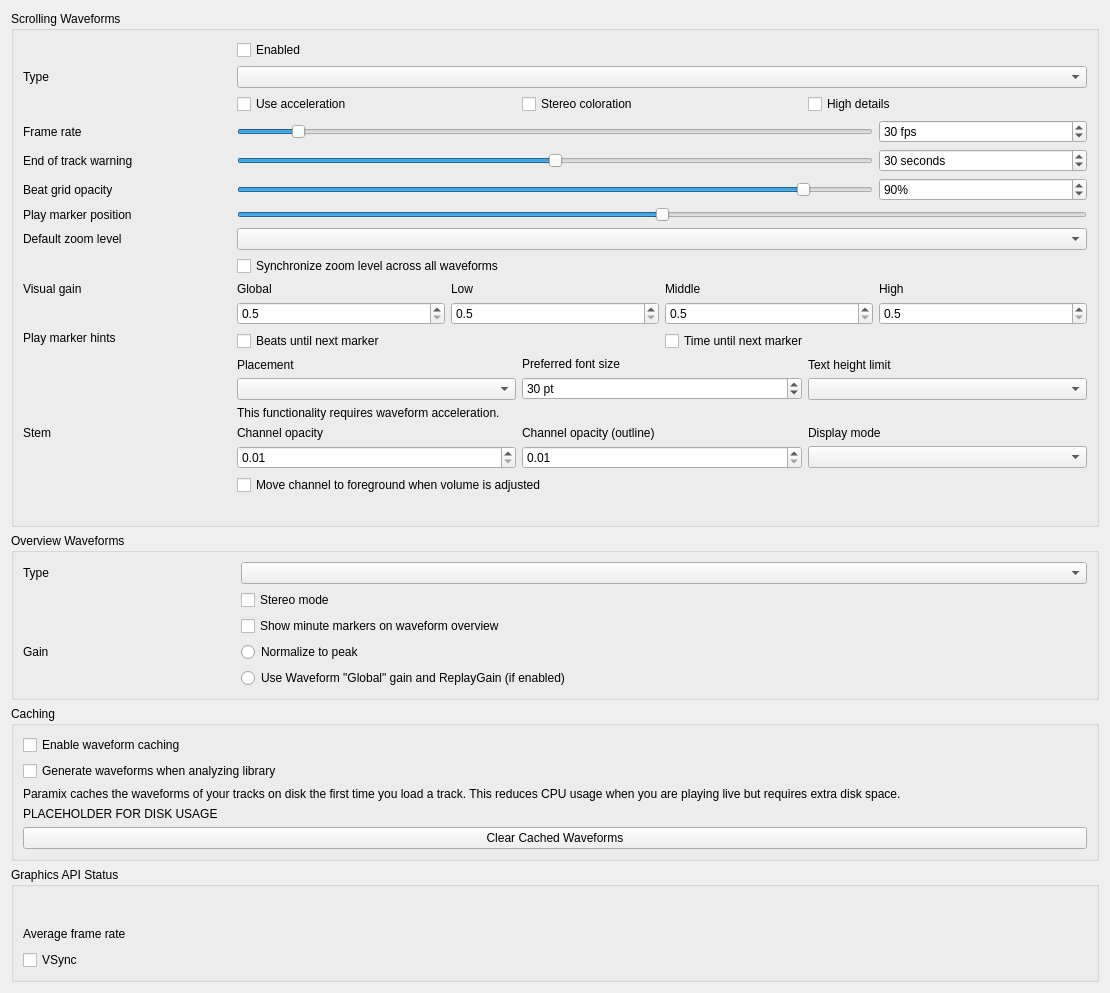
Above: src/preferences/dialog/dlgprefwaveformdlg.ui from christianstuart/paramix before the change. Below: the same form after it.
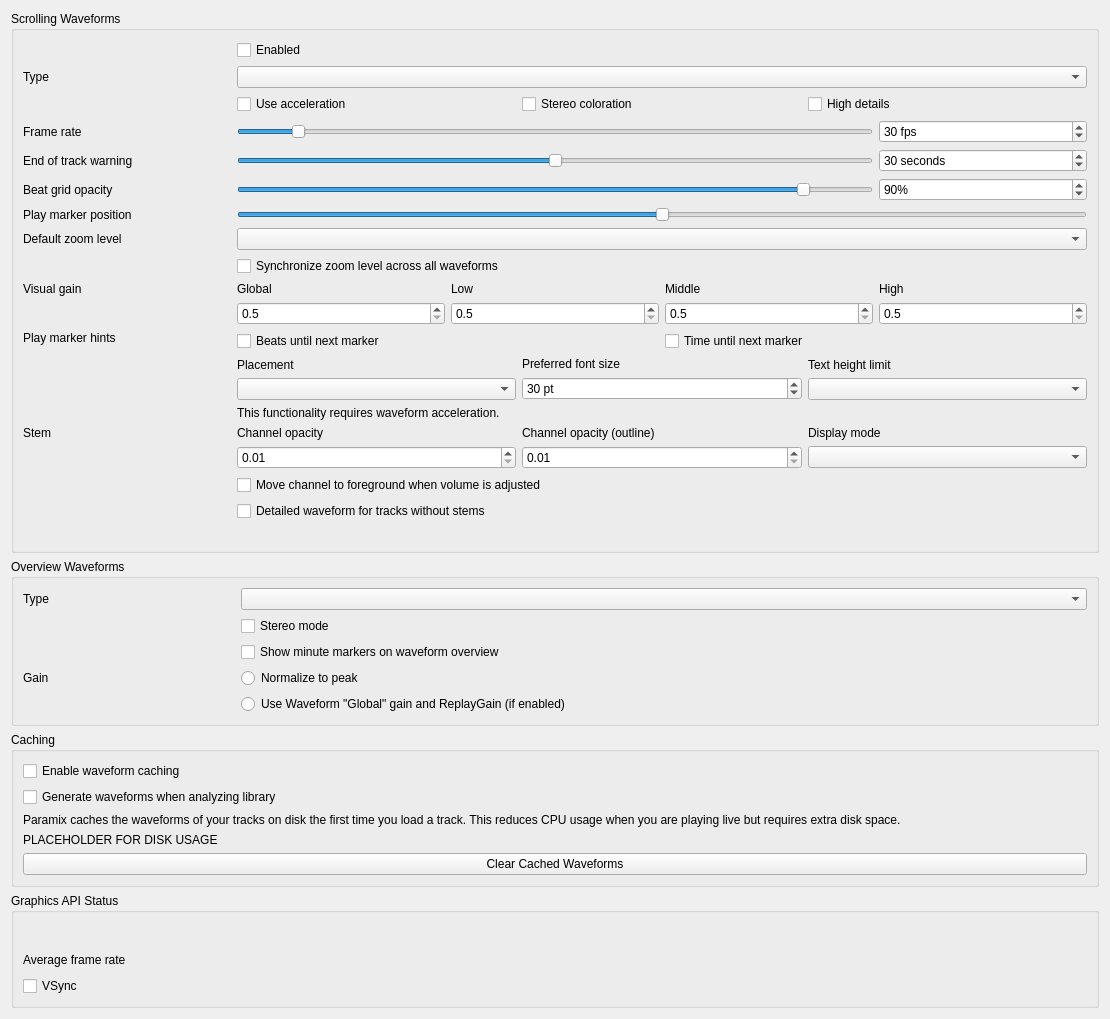
That is the form after the change.

Commit message: feat(waveform): stem-style detail waveform for tracks without stems and the overview (#108)

What changed in the file:
```diff
--- a/src/preferences/dialog/dlgprefwaveformdlg.ui
+++ b/src/preferences/dialog/dlgprefwaveformdlg.ui
@@ -696,6 +696,16 @@
          </property>
         </widget>
        </item>
+       <item row="3" column="0" colspan="3">
+        <widget class="QCheckBox" name="detailNonStemTracksCheckBox">
+         <property name="toolTip">
+          <string>Draw tracks without stems with the same detailed picture as a stem lane, using the full waveform height. Turn off to use the waveform type selected above.</string>
+         </property>
+         <property name="text">
+          <string>Detailed waveform for tracks without stems</string>
+         </property>
+        </widget>
+       </item>
       </layout>
      </item>
 
```
The commit also changes 27 other files.
